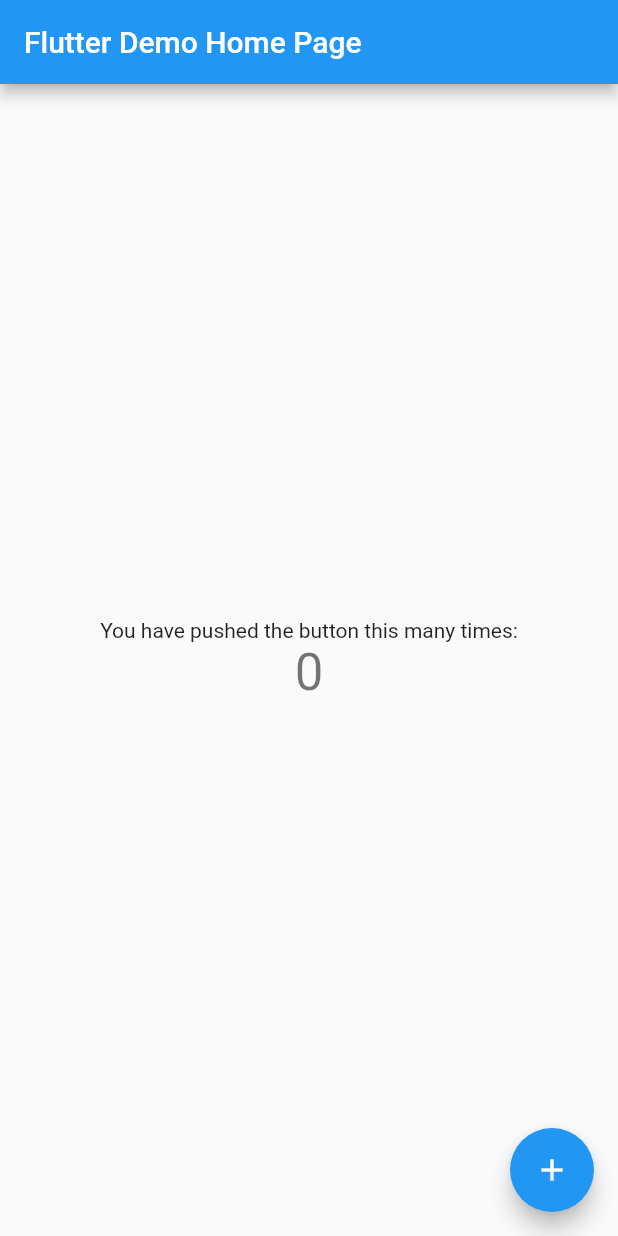
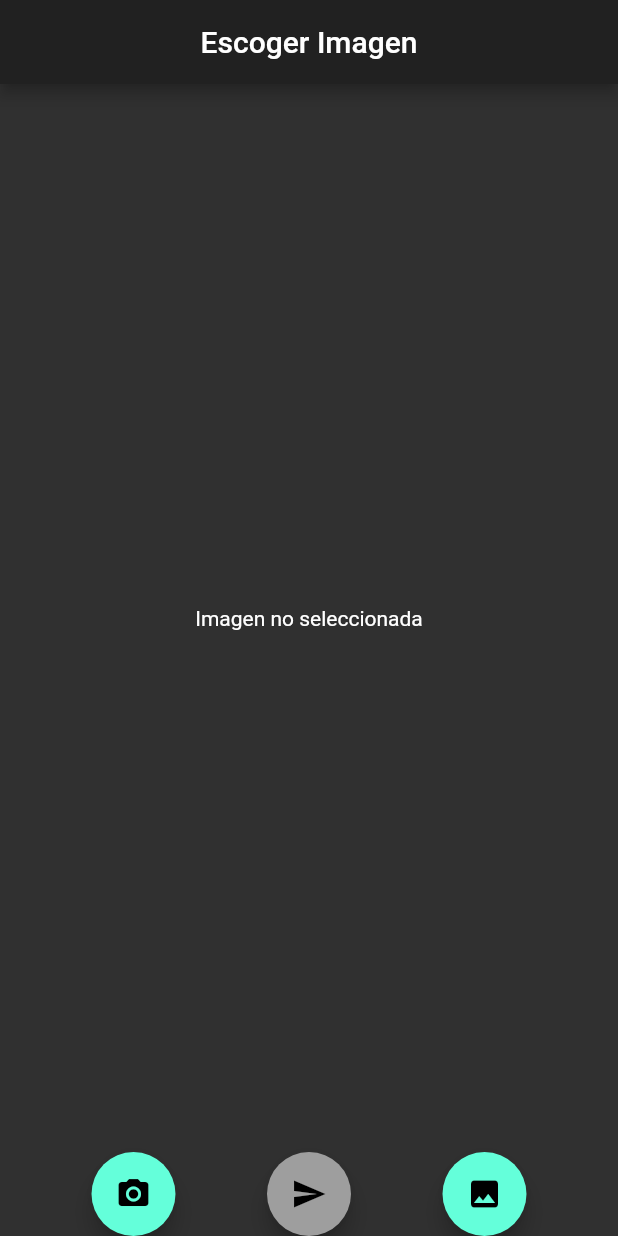
Before and after one commit to jorgechavezrnd/aplicacion_seminario, a Flutter app: the screen it shows after launch, on a phone screen of 412 x 824 dp. Run offline on Flutter 3.47's test engine with Material 2 defaults, Android fonts, the phone set to English and light mode, and no system bars; our stand-ins replace image_picker; missing offline and left inert: flutter_socket_io.

```diff
--- a/lib/main.dart
+++ b/lib/main.dart
@@ -1,111 +1,9 @@
 import 'package:flutter/material.dart';
+import 'package:aplicacion_seminario/take_picture.dart';
 
-void main() => runApp(MyApp());
-
-class MyApp extends StatelessWidget {
-  // This widget is the root of your application.
-  @override
-  Widget build(BuildContext context) {
-    return MaterialApp(
-      title: 'Flutter Demo',
-      theme: ThemeData(
-        // This is the theme of your application.
-        //
-        // Try running your application with "flutter run". You'll see the
-        // application has a blue toolbar. Then, without quitting the app, try
-        // changing the primarySwatch below to Colors.green and then invoke
-        // "hot reload" (press "r" in the console where you ran "flutter run",
-        // or simply save your changes to "hot reload" in a Flutter IDE).
-        // Notice that the counter didn't reset back to zero; the application
-        // is not restarted.
-        primarySwatch: Colors.blue,
-      ),
-      home: MyHomePage(title: 'Flutter Demo Home Page'),
-    );
-  }
-}
-
-class MyHomePage extends StatefulWidget {
-  MyHomePage({Key key, this.title}) : super(key: key);
-
-  // This widget is the home page of your application. It is stateful, meaning
-  // that it has a State object (defined below) that contains fields that affect
-  // how it looks.
-
-  // This class is the configuration for the state. It holds the values (in this
-  // case the title) provided by the parent (in this case the App widget) and
-  // used by the build method of the State. Fields in a Widget subclass are
-  // always marked "final".
-
-  final String title;
-
-  @override
-  _MyHomePageState createState() => _MyHomePageState();
-}
-
-class _MyHomePageState extends State<MyHomePage> {
-  int _counter = 0;
-
-  void _incrementCounter() {
-    setState(() {
-      // This call to setState tells the Flutter framework that something has
-      // changed in this State, which causes it to rerun the build method below
-      // so that the display can reflect the updated values. If we changed
-      // _counter without calling setState(), then the build method would not be
-      // called again, and so nothing would appear to happen.
-      _counter++;
-    });
-  }
-
-  @override
-  Widget build(BuildContext context) {
-    // This method is rerun every time setState is called, for instance as done
-    // by the _incrementCounter method above.
-    //
-    // The Flutter framework has been optimized to make rerunning build methods
-    // fast, so that you can just rebuild anything that needs updating rather
-    // than having to individually change instances of widgets.
-    return Scaffold(
-      appBar: AppBar(
-        // Here we take the value from the MyHomePage object that was created by
-        // the App.build method, and use it to set our appbar title.
-        title: Text(widget.title),
-      ),
-      body: Center(
-        // Center is a layout widget. It takes a single child and positions it
-        // in the middle of the parent.
-        child: Column(
-          // Column is also layout widget. It takes a list of children and
-          // arranges them vertically. By default, it sizes itself to fit its
-          // children horizontally, and tries to be as tall as its parent.
-          //
-          // Invoke "debug painting" (press "p" in the console, choose the
-          // "Toggle Debug Paint" action from the Flutter Inspector in Android
-          // Studio, or the "Toggle Debug Paint" command in Visual Studio Code)
-          // to see the wireframe for each widget.
-          //
-          // Column has various properties to control how it sizes itself and
-          // how it positions its children. Here we use mainAxisAlignment to
-          // center the children vertically; the main axis here is the vertical
-          // axis because Columns are vertical (the cross axis would be
-          // horizontal).
-          mainAxisAlignment: MainAxisAlignment.center,
-          children: <Widget>[
-            Text(
-              'You have pushed the button this many times:',
-            ),
-            Text(
-              '$_counter',
-              style: Theme.of(context).textTheme.display1,
-            ),
-          ],
-        ),
-      ),
-      floatingActionButton: FloatingActionButton(
-        onPressed: _incrementCounter,
-        tooltip: 'Increment',
-        child: Icon(Icons.add),
-      ), // This trailing comma makes auto-formatting nicer for build methods.
-    );
-  }
-}
+void main() => runApp(MaterialApp(
+  debugShowCheckedModeBanner: false,
+  title: 'Control de Asistencia a Clases',
+  theme: ThemeData.dark(),
+  home: TakePicture(),
+));
--- /dev/null
+++ b/lib/models/student_model.dart
@@ -0,0 +1,6 @@
+class StudentModel {
+  final String name;
+  final String pictureUrl;
+
+  StudentModel({ this.name, this.pictureUrl });
+}
--- /dev/null
+++ b/lib/take_picture.dart
@@ -0,0 +1,107 @@
+import 'package:flutter/material.dart';
+import 'package:image_picker/image_picker.dart';
+import 'package:flutter_socket_io/flutter_socket_io.dart';
+import 'package:flutter_socket_io/socket_io_manager.dart';
+import 'package:aplicacion_seminario/student_details.dart';
+import 'dart:io';
+import 'dart:convert';
+
+class TakePicture extends StatefulWidget {
+  @override
+  _TakePictureState createState() {
+    return _TakePictureState();
+  }
+}
+
+class _TakePictureState extends State<TakePicture> {
+  File image;
+  SocketIO socketIO;
+
+  void takePicture(String source) async {
+    ImageSource imageSource;
+
+    if (source == 'camera') {
+      print('Camera');
+      imageSource = ImageSource.camera;
+    } else {
+      print('Gallery');
+      imageSource = ImageSource.gallery;
+    }
+
+    File img = await ImagePicker.pickImage(source: imageSource);
+
+    if (img != null) {
+      setState(() {
+        this.image = img;
+        this.image.length().then((len) {
+          print('Tamanio: $len');
+        });
+      });
+    }
+
+    socketIO = SocketIOManager().createSocketIO("http://10.0.0.17:3000", "/", query: '');
+
+    socketIO.init();
+
+    socketIO.subscribe("message", (data){ print('FUNCIONA!!!!!!!'); print(data); });
+
+    socketIO.connect();
+  }
+
+  void pushStudentsDetails(BuildContext context) {
+    Navigator.push(
+      context,
+      MaterialPageRoute(
+        builder: (context) => StudentDetails(image: this.image)
+      )
+    );
+  }
+
+  void sendImage() {
+    List<int> imageBytes = this.image.readAsBytesSync();
+    String base64Image = base64Encode(imageBytes);
+
+    socketIO.sendMessage('upload', '{"image": "$base64Image"}', (){});
+
+    socketIO.disconnect();
+  }
+
+  @override
+  Widget build(BuildContext context) {
+    return Scaffold(
+      appBar: AppBar(
+        title: Center(
+          child: Text('Escoger Imagen'),
+        ),
+      ),
+      body: Container(
+        child: Center(
+            child: this.image == null
+                ? Text('Imagen no seleccionada')
+                : Image.file(this.image)),
+      ),
+      bottomNavigationBar: Container(
+        child: Row(
+          mainAxisAlignment: MainAxisAlignment.spaceEvenly,
+          children: <Widget>[
+            FloatingActionButton(
+                heroTag: 1,
+                // onPressed: () => takePicture('camera'),
+                onPressed: () => this.sendImage(),
+                child: Icon(Icons.camera_alt)),
+            FloatingActionButton(
+                heroTag: 2,
+                onPressed: () =>
+                    image == null ? null : pushStudentsDetails(context),
+                child: Icon(Icons.send),
+                backgroundColor: this.image == null ? Colors.grey : null),
+            FloatingActionButton(
+                heroTag: 3,
+                onPressed: () => takePicture('gallery'),
+                child: Icon(Icons.image))
+          ],
+        ),
+      ),
+    );
+  }
+}
```
Also changed, not shown: lib/student_details.dart (added, +125 -0 lines).
